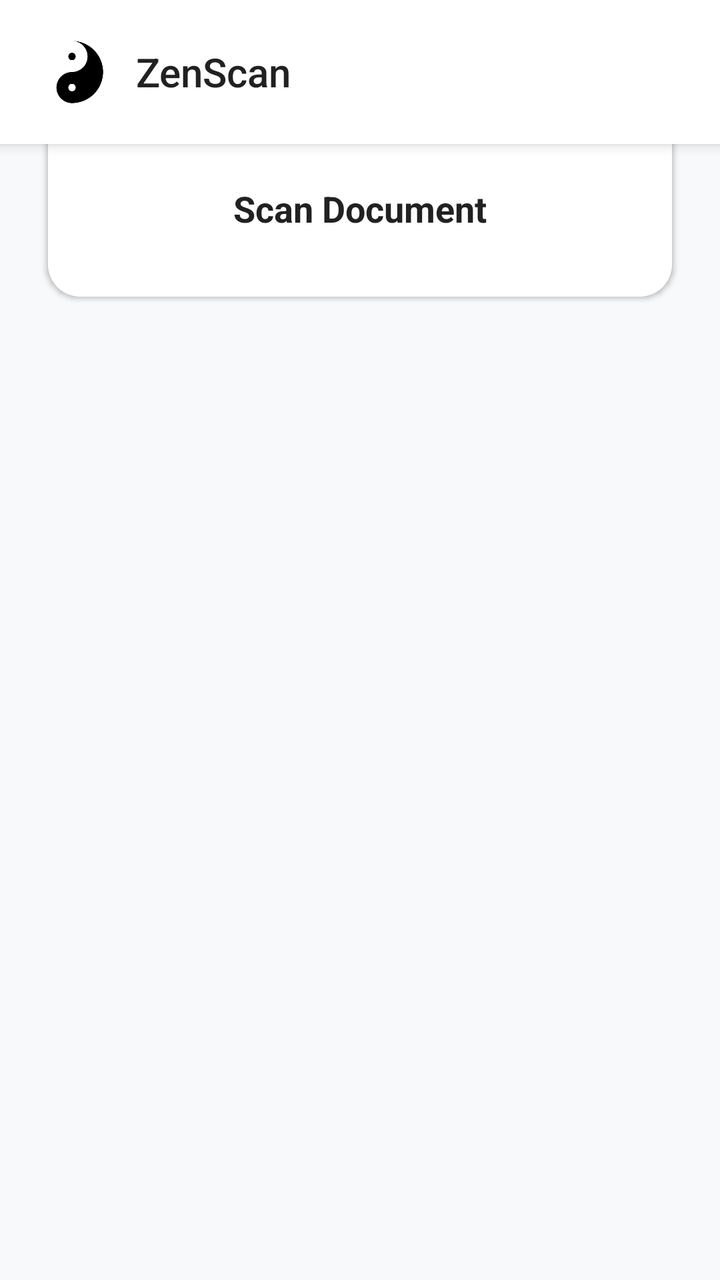
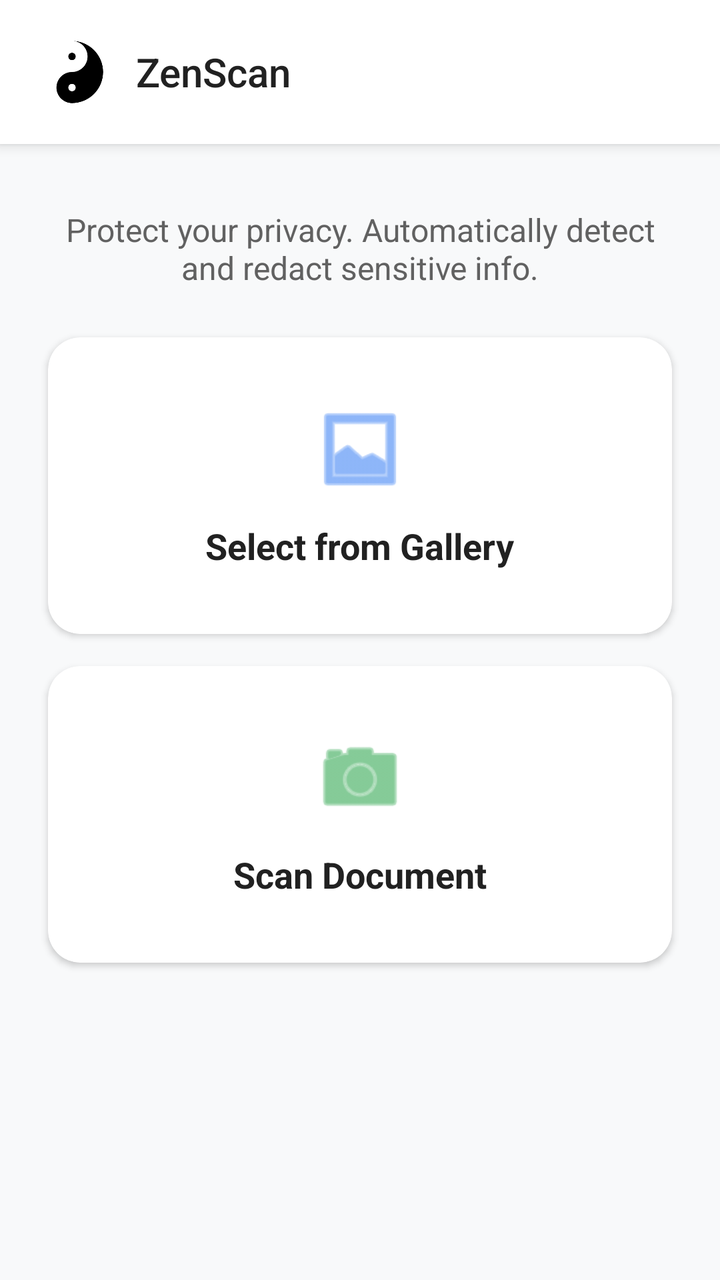

Screens rendered from an Android XML layout before and after an edit, with the pre-edit source and the edit as a unified diff.
<!-- AndroidManifest.xml: activity theme Theme.Realsanjeev.NoActionBar -->
<!-- res/layout/activity_main.xml -->
<?xml version="1.0" encoding="utf-8"?>
<androidx.constraintlayout.widget.ConstraintLayout xmlns:android="http://schemas.android.com/apk/res/android"
    xmlns:app="http://schemas.android.com/apk/res-auto"
    xmlns:tools="http://schemas.android.com/tools"
    android:layout_width="match_parent"
    android:layout_height="match_parent"
    android:background="#F8F9FA"
    tools:context=".MainActivity">

    <LinearLayout
        android:id="@+id/header"
        android:layout_width="match_parent"
        android:layout_height="wrap_content"
        android:background="@color/white"
        android:elevation="4dp"
        android:gravity="center_vertical"
        android:orientation="horizontal"
        android:padding="16dp"
        app:layout_top_toTopOf="parent">

        <ImageView
            android:layout_width="40dp"
            android:layout_height="40dp"
            android:src="@drawable/ic_launcher_foreground" />

        <TextView
            android:layout_width="wrap_content"
            android:layout_height="wrap_content"
            android:layout_marginStart="12dp"
            android:fontFamily="sans-serif-medium"
            android:text="ZenScan"
            android:textColor="#212121"
            android:textSize="20sp" />
    </LinearLayout>

    <TextView
        android:id="@+id/subtitle"
        android:layout_width="0dp"
        android:layout_height="wrap_content"
        android:layout_marginHorizontal="24dp"
        android:layout_marginTop="32dp"
        android:text="Protect your privacy. Automatically detect and redact sensitive info."
        android:textAlignment="center"
        android:textColor="#616161"
        android:textSize="16sp"
        app:layout_constraintEnd_toEndOf="parent"
        app:layout_constraintStart_toStartOf="parent"
        app:layout_top_toBottomOf="@id/header" />

    <com.google.android.material.card.MaterialCardView
        android:id="@+id/btnGallery"
        android:layout_width="0dp"
        android:layout_height="wrap_content"
        android:layout_margin="24dp"
        android:clickable="true"
        android:focusable="true"
        app:cardCornerRadius="16dp"
        app:cardElevation="2dp"
        app:layout_constraintEnd_toEndOf="parent"
        app:layout_constraintStart_toStartOf="parent"
        app:layout_top_toBottomOf="@id/subtitle"
        app:rippleColor="#E0E0E0">

        <LinearLayout
            android:layout_width="match_parent"
            android:layout_height="wrap_content"
            android:gravity="center"
            android:orientation="vertical"
            android:padding="32dp">

            <ImageView
                android:layout_width="48dp"
                android:layout_height="48dp"
                android:src="@android:drawable/ic_menu_gallery"
                app:tint="#4285F4" />

            <TextView
                android:layout_width="wrap_content"
                android:layout_height="wrap_content"
                android:layout_marginTop="12dp"
                android:text="Select from Gallery"
                android:textColor="#212121"
                android:textSize="18sp"
                android:textStyle="bold" />
        </LinearLayout>
    </com.google.android.material.card.MaterialCardView>

    <com.google.android.material.card.MaterialCardView
        android:id="@+id/btnCamera"
        android:layout_width="0dp"
        android:layout_height="wrap_content"
        android:layout_marginHorizontal="24dp"
        android:layout_marginTop="16dp"
        android:clickable="true"
        android:focusable="true"
        app:cardCornerRadius="16dp"
        app:cardElevation="2dp"
        app:layout_constraintEnd_toEndOf="parent"
        app:layout_constraintStart_toStartOf="parent"
        app:layout_top_toBottomOf="@id/btnGallery"
        app:rippleColor="#E0E0E0">

        <LinearLayout
            android:layout_width="match_parent"
            android:layout_height="wrap_content"
            android:gravity="center"
            android:orientation="vertical"
            android:padding="32dp">

            <ImageView
                android:layout_width="48dp"
                android:layout_height="48dp"
                android:src="@android:drawable/ic_menu_camera"
                app:tint="#34A853" />

            <TextView
                android:layout_width="wrap_content"
                android:layout_height="wrap_content"
                android:layout_marginTop="12dp"
                android:text="Scan Document"
                android:textColor="#212121"
                android:textSize="18sp"
                android:textStyle="bold" />
        </LinearLayout>
    </com.google.android.material.card.MaterialCardView>

</androidx.constraintlayout.widget.ConstraintLayout>
<!-- resources referenced by this layout -->
<resources>
  <color name="white">#FFFFFFFF</color>
  <!-- drawable ic_launcher_foreground (drawable) -->
  <vector xmlns:android="http://schemas.android.com/apk/res/android"
      xmlns:aapt="http://schemas.android.com/aapt"
      android:width="108dp"
      android:height="108dp"
      android:viewportWidth="108"
      android:viewportHeight="108">
  
      
      <path
          android:fillColor="#FFFFFF"
          android:pathData="M54,12
                            A42,42 0 1,1 53.9,12 Z"/>
  
      
      <path
          android:fillColor="#000000"
          android:pathData="
              M54,12
              A21,21 0 0,1 54,54
              A21,21 0 0,0 54,96
              A42,42 0 0,0 54,12 Z"/>
  
      
      <path
          android:fillColor="#000000"
          android:pathData="
              M54,33
              m-5,0
              a5,5 0 1,0 10,0
              a5,5 0 1,0 -10,0"/>
  
      
      <path
          android:fillColor="#FFFFFF"
          android:pathData="
              M54,75
              m-5,0
              a5,5 0 1,0 10,0
              a5,5 0 1,0 -10,0"/>
  
  </vector>
  <style name="Theme.Realsanjeev.NoActionBar">
          <item name="windowActionBar">false</item>
          <item name="windowNoTitle">true</item>
      </style>
</resources>

<!-- the commit's change to res/layout/activity_main.xml (unified diff, before → after) -->
@@ -16,7 +16,7 @@
         android:gravity="center_vertical"
         android:orientation="horizontal"
         android:padding="16dp"
-        app:layout_top_toTopOf="parent">
+        app:layout_constraintTop_toTopOf="parent">
 
         <ImageView
             android:layout_width="40dp"
@@ -45,7 +45,7 @@
         android:textSize="16sp"
         app:layout_constraintEnd_toEndOf="parent"
         app:layout_constraintStart_toStartOf="parent"
-        app:layout_top_toBottomOf="@id/header" />
+        app:layout_constraintTop_toBottomOf="@id/header" />
 
     <com.google.android.material.card.MaterialCardView
         android:id="@+id/btnGallery"
@@ -58,7 +58,7 @@
         app:cardElevation="2dp"
         app:layout_constraintEnd_toEndOf="parent"
         app:layout_constraintStart_toStartOf="parent"
-        app:layout_top_toBottomOf="@id/subtitle"
+        app:layout_constraintTop_toBottomOf="@id/subtitle"
         app:rippleColor="#E0E0E0">
 
         <LinearLayout
@@ -97,7 +97,7 @@
         app:cardElevation="2dp"
         app:layout_constraintEnd_toEndOf="parent"
         app:layout_constraintStart_toStartOf="parent"
-        app:layout_top_toBottomOf="@id/btnGallery"
+        app:layout_constraintTop_toBottomOf="@id/btnGallery"
         app:rippleColor="#E0E0E0">
 
         <LinearLayout
